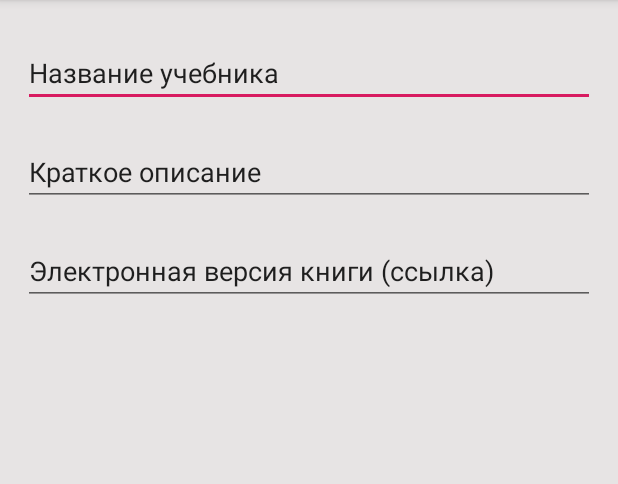
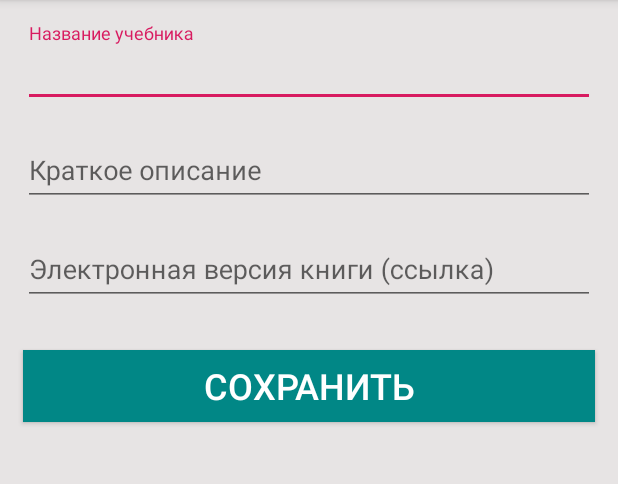
Before and after one commit to izakynash/ResheniePlus, an Android app: the EditBookActivity screen opened directly, with no data from a screen before it, on a phone screen of 412 x 824 dp, the part 84-568 px from its top. Run offline under Robolectric (Android 15) with nearby library versions, the phone set to English and light mode, and no system bars.

Commit message:
+editBookAct3

```diff
--- a/app/src/main/res/layout/activity_all_books.xml
+++ b/app/src/main/res/layout/activity_all_books.xml
@@ -76,7 +76,6 @@
             android:layout_marginRight="10dp"
             android:text="Информатика. Программирование в системе Turbo  Pascal"
             android:textColor="#000000"
-
             android:textSize="18sp" />
 
         <TextView
@@ -120,9 +119,10 @@
         android:layout_width="wrap_content"
         android:layout_height="wrap_content"
         android:layout_margin="16dp"
-        app:backgroundTint="#EF5350"
+        app:backgroundTint="#018786"
         android:layout_gravity="bottom|right"
-        android:src="@drawable/ic_plus_black_24dp"/>
+        android:src="@drawable/ic_plus_black_24dp"
+        android:onClick="btnEditBook"/>
 
 </FrameLayout>
 
--- a/app/src/main/res/layout/activity_edit_book.xml
+++ b/app/src/main/res/layout/activity_edit_book.xml
@@ -20,7 +20,7 @@
             android:id="@+id/etNameBook"
             android:layout_width="match_parent"
             android:layout_height="wrap_content"
-            android:text="Название учебника"
+            android:hint="Название учебника"
             />
     </android.support.design.widget.TextInputLayout>
 
@@ -36,7 +36,7 @@
             android:id="@+id/etDescribe"
             android:layout_width="match_parent"
             android:layout_height="wrap_content"
-            android:text="Краткое описание"
+            android:hint="Краткое описание"
             />
     </android.support.design.widget.TextInputLayout>
 
@@ -52,10 +52,21 @@
             android:id="@+id/etLink"
             android:layout_width="match_parent"
             android:layout_height="wrap_content"
-            android:text="Электронная версия книги (ссылка)"
-            />
+            android:hint="Электронная версия книги (ссылка)" />
+
     </android.support.design.widget.TextInputLayout>
 
+    <Button
+        android:layout_width="match_parent"
+        android:layout_height="wrap_content"
+        android:layout_marginTop="30dp"
+        android:layout_marginStart="15dp"
+        android:layout_marginEnd="15dp"
+        android:layout_gravity="center"
+        android:text="СОХРАНИТЬ"
+        android:textSize="24sp"
+        android:textColor="#ffffff"
+        android:background="#018786" />
 
 
 
```
Also changed, not shown: app/src/main/java/info/goodline/reshenie_plus/AllBooksActivity.kt (+3 -4 lines).
